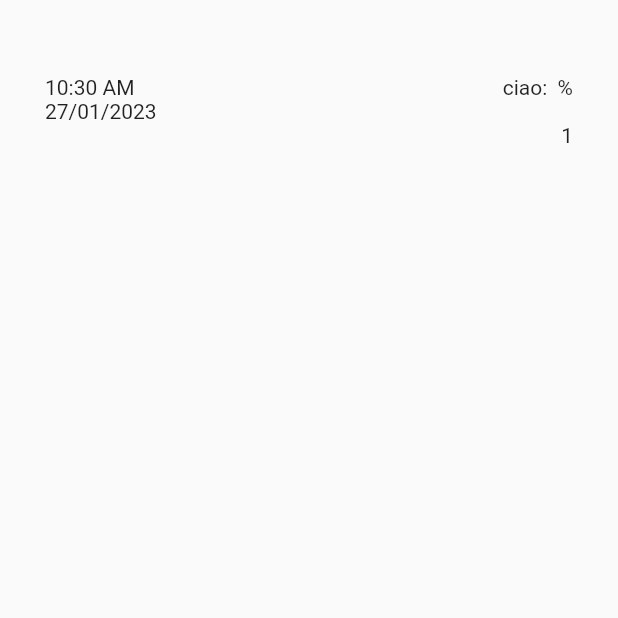
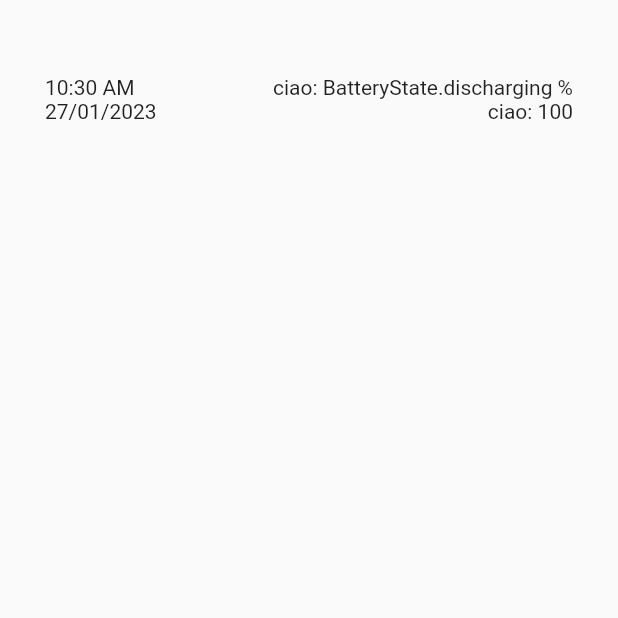
Before and after one commit to manuel3053/focus_launcher, a Flutter app: the screen it shows after launch, on a phone screen of 412 x 824 dp, the top half of it. Run offline on Flutter 3.47's test engine with Material 2 defaults, Android fonts, the phone set to English and light mode, and no system bars; our stand-ins replace battery_plus; missing offline and left inert: battery_info, device_apps.

```diff
--- a/lib/Screens/Home.dart
+++ b/lib/Screens/Home.dart
@@ -1,8 +1,11 @@
+import 'dart:async';
+
 import 'package:battery_info/battery_info_plugin.dart';
 import 'package:battery_info/enums/charging_status.dart';
 import 'package:battery_info/model/android_battery_info.dart';
 import 'package:flutter/material.dart';
 import 'package:intl/intl.dart';
+import 'package:battery_plus/battery_plus.dart';
 
 class Home extends StatefulWidget {
   const Home({required Key key}):super(key: key);
@@ -11,40 +14,33 @@ class Home extends StatefulWidget {
 }
 
 class _HomeState extends State<Home> {
+
   //inizializzazione e assegnamento data e ora
   final DateTime _dateTime = DateTime.now();
   final TimeOfDay _timeOfDay = TimeOfDay.now();
 
-  //inizializzazione e assegnamento dati batteria
-  String batteryLevel = "";
-  ChargingStatus chargingStatus = ChargingStatus.Discharging; //by default, it is not charging
-  int count=0;
+  //batteria
+  final Battery _battery = Battery();
+
+  BatteryState? _batteryState;
+  int _batteryLevel=0;
 
   @override
   void initState() {
-    AndroidBatteryInfo? infoAndroid = AndroidBatteryInfo();
-    Future.delayed(Duration.zero, () async { //there is async (await) execution inside it
-      infoAndroid = await BatteryInfoPlugin().androidBatteryInfo;
-      count++;
-      batteryLevel = infoAndroid!.batteryLevel.toString();
-      chargingStatus = infoAndroid!.chargingStatus!;
-      setState(() {
-        //refresh UI
-      });
+    super.initState();
+    _battery.batteryState.then(_updateBatteryState);
+    _battery.batteryLevel.then(_updateBatteryPercentage);
+  }
+
+  void _updateBatteryState(BatteryState state) {
+    if (_batteryState == state) return;
+    setState(() {
+      _batteryState = state;
     });
+  }
 
-    BatteryInfoPlugin().androidBatteryInfoStream.listen((AndroidBatteryInfo? batteryInfo) {
-      //add listener to update values if there is changes
-      count++;
-      infoAndroid = batteryInfo;
-      batteryLevel = infoAndroid!.batteryLevel.toString();
-      chargingStatus = infoAndroid!.chargingStatus!;
-      setState(() {
-        //refresh UI
-      });
-    });
-
-    super.initState();
+  void _updateBatteryPercentage(int level){
+    _batteryLevel = level;
   }
 
     @override
@@ -73,15 +69,12 @@ class _HomeState extends State<Home> {
                   Column(
                     crossAxisAlignment: CrossAxisAlignment.end,
                     children: <Widget>[
-                      Text("ciao: $batteryLevel %"),
-                      Text(chargingStatus.toString()),
-                      Text(count.toString()),
+                      Text("ciao: $_batteryState %"),
+                      Text("ciao: $_batteryLevel"),
                     ],
                   ),
-
                 ],
               ),
-
             ],
           ),
         ),
--- a/lib/main.dart
+++ b/lib/main.dart
@@ -32,11 +32,11 @@ class _LauncherScreenState extends State<LauncherScreen>{
      Di seguito le varie schermate con le funzionalità pensate/sviluppate
    - Widgets: inserisci e visualizza widget di sistema scorribili lungo l'asse verticale (DA SVILUPPARE)
    - Home:
-      # visualizzazione data e ora (IMPLEMENTATATA)
+      # visualizzazione data e ora (IMPLEMENTATA)
       # visualizzazione carica batteria (IMPLEMENTATA)
       # visualizzazione app preferite dall'utente (DA SVILUPPARE)
       # eventuali bottoni per accedere rapidamente alle funzionalità essenziali del telefono (DA SVILUPPARE)
-   - Apps: visualizzazione app dispositivo (DA SVILUPPARE)
+   - Apps: visualizzazione app dispositivo (IN SVILUPPO)
 
 
    - Settings (non accessibile da PageView): TOTALMENTE DA SVILUPPARE
--- a/pubspec.yaml
+++ b/pubspec.yaml
@@ -31,6 +31,7 @@ environment:
 dependencies:
   device_apps: ^1.0.9
   battery_info: ^1.0.7
+  battery_plus: ^3.0.2
   flutter:
     sdk: flutter
 
```
Also changed, not shown: lib/Screens/Apps.dart (+14 -31 lines), pubspec.lock, 2 other files.
